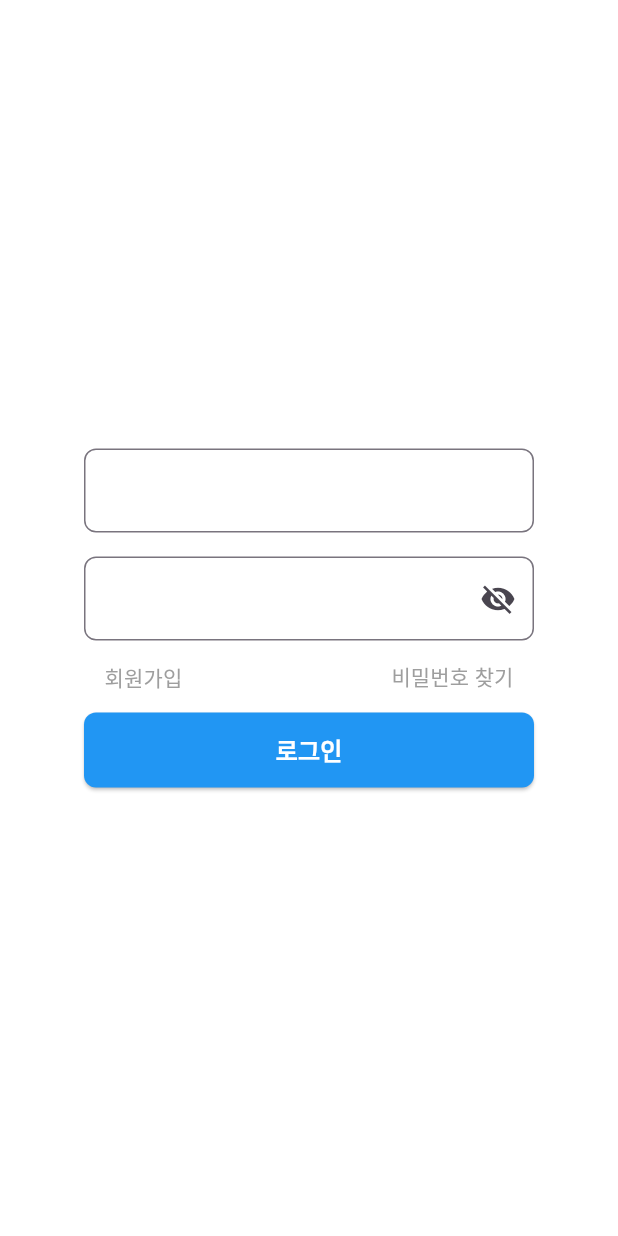
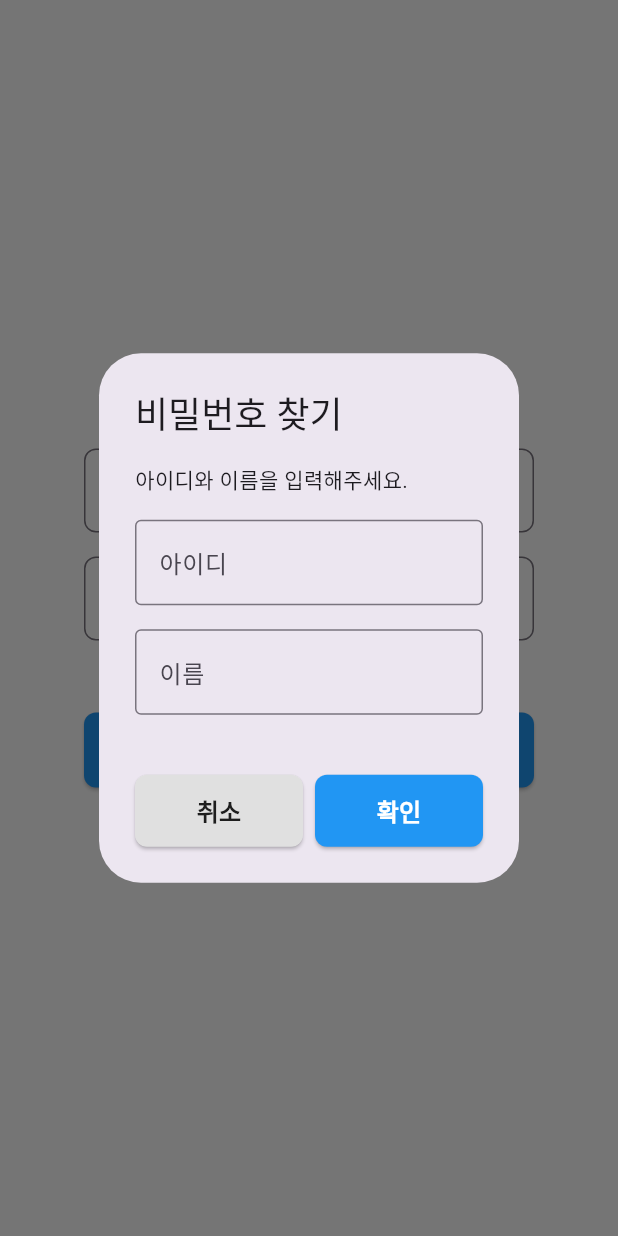
Before and after one commit to J1NWAN/getx_todo_list_app, a Flutter app: the screen it shows after launch, after a tap on "비밀번호 찾기", on a phone screen of 412 x 824 dp. Run offline on Flutter 3.47's test engine with Material 3 defaults, Android fonts, the light colour scheme and no system bars; our stand-ins replace device_info_plus, get, get_storage, package_info_plus.

Commit message:
비밀번호 찾기 기능 추가

```diff
--- a/lib/app/modules/login/controllers/login_controller.dart
+++ b/lib/app/modules/login/controllers/login_controller.dart
@@ -1,5 +1,6 @@
 import 'package:flutter/material.dart';
 import 'package:get/get.dart';
+import 'package:getx_app_base/app/core/utils/logger.dart';
 import 'package:getx_app_base/app/core/widgets/dialogs/multi_input_dialog.dart';
 import 'package:getx_app_base/app/data/models/user_model.dart';
 import 'package:getx_app_base/app/data/services/storage_service.dart';
@@ -102,4 +103,66 @@ class LoginController extends GetxController {
       }
     }
   }
+
+  Future<void> findPasswordDialog() async {
+    final result = await Get.dialog<List<String>>(
+      MultiInputDialog(
+        title: '비밀번호 찾기',
+        message: '아이디와 이름을 입력해주세요.',
+        fields: [
+          InputField(
+            label: '아이디',
+            hintText: '아이디를 입력하세요',
+            keyboardType: TextInputType.text,
+            isRequired: true,
+          ),
+          InputField(
+            label: '이름',
+            hintText: '이름을 입력하세요',
+            keyboardType: TextInputType.name,
+            isRequired: true,
+          ),
+        ],
+        confirmText: '확인',
+        cancelText: '취소',
+      ),
+    );
+
+    if (result != null) {
+      final id = result[0];
+      final name = result[1];
+
+      final user = await _storageService.findUser(id, name);
+      Logger.info('user: $user');
+      if (user == null) {
+        Get.snackbar('알림', '아이디 또는 이름이 일치하지 않습니다.');
+        return;
+      } else {
+        final newPassword = await Get.dialog<List<String>>(
+          MultiInputDialog(
+            title: '비밀번호 찾기',
+            message: '변경할 비밀번호를 입력해주세요.',
+            fields: [
+              InputField(
+                label: '비밀번호',
+                hintText: '비밀번호를 입력하세요',
+                keyboardType: TextInputType.visiblePassword,
+                isRequired: true,
+                obscureText: true,
+                showPasswordToggle: true,
+              ),
+            ],
+            confirmText: '저장',
+            cancelText: '취소',
+          ),
+        );
+
+        if (newPassword != null) {
+          final password = newPassword[0];
+          await _storageService.updateUserPassword(user.id, password);
+          Get.snackbar('알림', '비밀번호가 변경되었습니다.');
+        }
+      }
+    }
+  }
 }
--- a/lib/app/modules/login/views/login_views.dart
+++ b/lib/app/modules/login/views/login_views.dart
@@ -64,7 +64,9 @@ class LoginView extends GetView<LoginController> {
                     child: const Text('회원가입', style: TextStyle(color: Colors.grey)),
                   ),
                   TextButton(
-                    onPressed: () {},
+                    onPressed: () {
+                      controller.findPasswordDialog();
+                    },
                     child: const Text('비밀번호 찾기', style: TextStyle(color: Colors.grey)),
                   ),
                 ],
```
Also changed, not shown: lib/app/data/services/storage_service.dart (+28 -5 lines).
